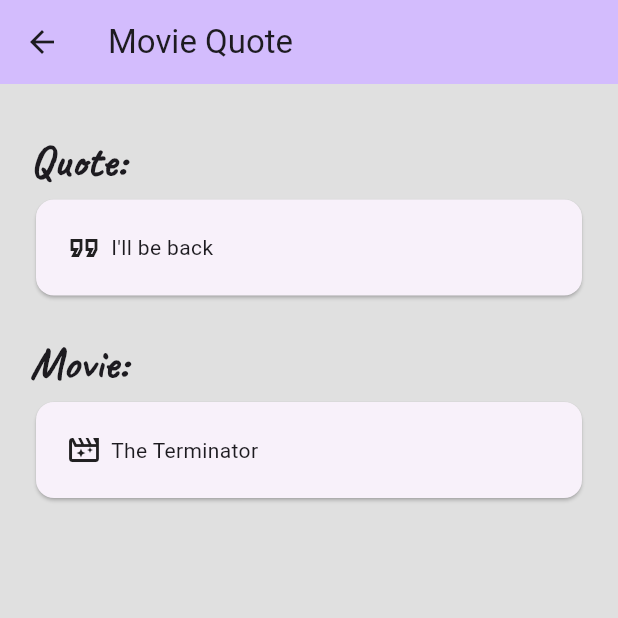
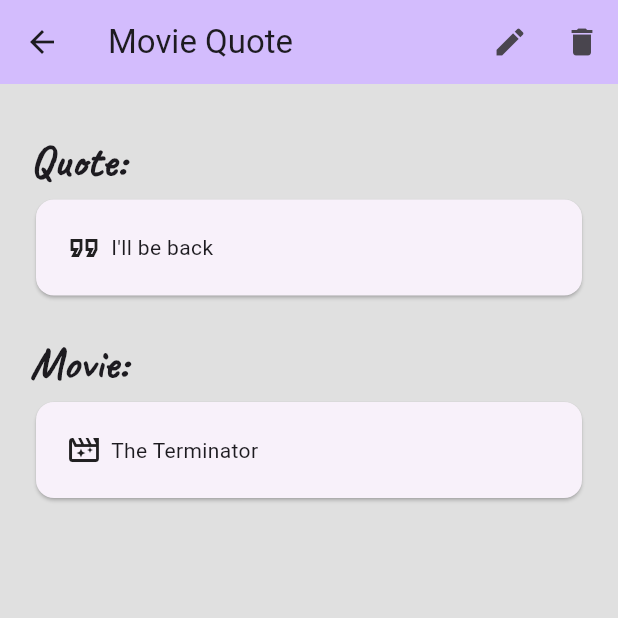
Before and after one commit to CSSE480-Fisher-Fall-2023-2024/MovieQuote, a Flutter app: the screen it shows after launch, after a tap on "I'll be back", on a phone screen of 412 x 824 dp, the top half of it. Run offline on Flutter 3.47's test engine with Material 2 defaults, Android fonts, the phone set to English and light mode, and no system bars.

Commit message:
end of day 9/29

```diff
--- a/movie_quotes/lib/main.dart
+++ b/movie_quotes/lib/main.dart
@@ -18,6 +18,7 @@
         colorScheme: ColorScheme.fromSeed(seedColor: Colors.deepPurple),
         useMaterial3: true,
       ),
+      debugShowCheckedModeBanner: false,
       home: const MovieQuotesListPage(),
       // home: MovieQuoteDetailPage(MovieQuote(
       //   quote:
--- a/movie_quotes/lib/pages/movie_quote_detail_page.dart
+++ b/movie_quotes/lib/pages/movie_quote_detail_page.dart
@@ -21,6 +21,23 @@
         appBar: AppBar(
           title: const Text("Movie Quote"),
           backgroundColor: Theme.of(context).colorScheme.inversePrimary,
+          actions: [
+            IconButton(
+              onPressed: () {
+                print("You pressed Edit");
+              },
+              icon: const Icon(Icons.edit),
+            ),
+            IconButton(
+              onPressed: () {
+                print("You pressed Delete");
+                // TODO: Actually do delete with Firestore.
+
+                Navigator.pop(context);
+              },
+              icon: const Icon(Icons.delete),
+            ),
+          ],
         ),
         backgroundColor: Colors.black12,
         body: Padding(
```
